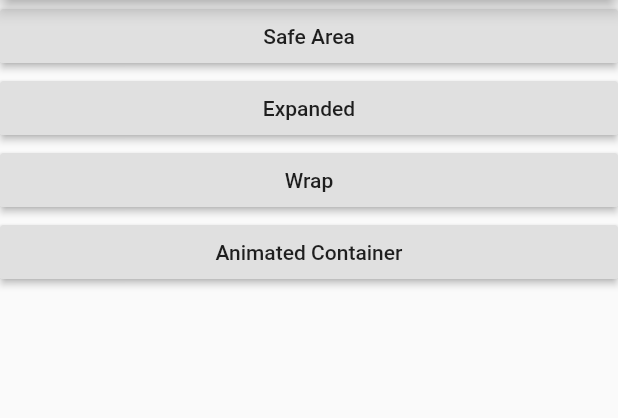
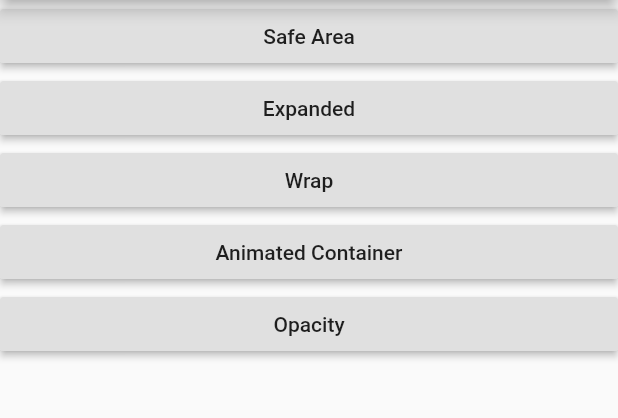
Before and after one commit to ilyosbekkk/personal_expenses, a Flutter app: the screen it shows after launch, on a phone screen of 412 x 824 dp, the part 84-502 px from its top. Run offline on Flutter 3.47's test engine with Material 2 defaults, Android fonts, the phone set to English and light mode, and no system bars.

Commit message:
Opacity widget added

```diff
--- a/lib/main.dart
+++ b/lib/main.dart
@@ -3,6 +3,7 @@ import 'package:flutter_widgets/widget 1: safe area.dart';
 import 'package:flutter_widgets/widget%202:%20expanded.dart';
 import 'package:flutter_widgets/widget 3: wrap.dart';
 import 'package:flutter_widgets/widget 4: animated container.dart';
+import 'package:flutter_widgets/widget 5: opacity.dart';
 
 void main() {
   runApp(MyApp());
@@ -18,12 +19,7 @@ class MyApp extends StatelessWidget {
         primarySwatch: Colors.blue,
         visualDensity: VisualDensity.adaptivePlatformDensity,
       ),
-      routes: {
-        'safe_area': (context) => SafeAreaWIdget(),
-        'expanded': (context) => ExpandedWidget(),
-        'wrap': (context) => WrapWidget(),
-        'animated container': (context) => AnimatedContainerWidget(),
-      },
+      routes: {'safe_area': (context) => SafeAreaWIdget(), 'expanded': (context) => ExpandedWidget(), 'wrap': (context) => WrapWidget(), 'animated container': (context) => AnimatedContainerWidget(), 'opacity': (context) => OpacityWidget()},
       home: MyHomePage(title: 'Flutter Demo Home Page'),
     );
   }
@@ -51,15 +47,9 @@ class _MyHomePageState extends State<MyHomePage> {
   }
 
   List<Widget> buildWidgetList() {
-    buttons = [
-      page_buttons("Safe Area", 'safe_area'),
-      page_buttons("Expanded", "expanded"),
-      page_buttons("Wrap", 'wrap'),
-      page_buttons("Animated Container", "animated container")];
+    buttons = [page_buttons("Safe Area", 'safe_area'), page_buttons("Expanded", "expanded"), page_buttons("Wrap", 'wrap'), page_buttons("Animated Container", "animated container"), page_buttons("Opacity", "opacity")];
 
-
-    return
-      buttons;
+    return buttons;
   }
 
   @override
```
Also changed, not shown: lib/widget 5: opacity.dart (added, +23 -0 lines).
